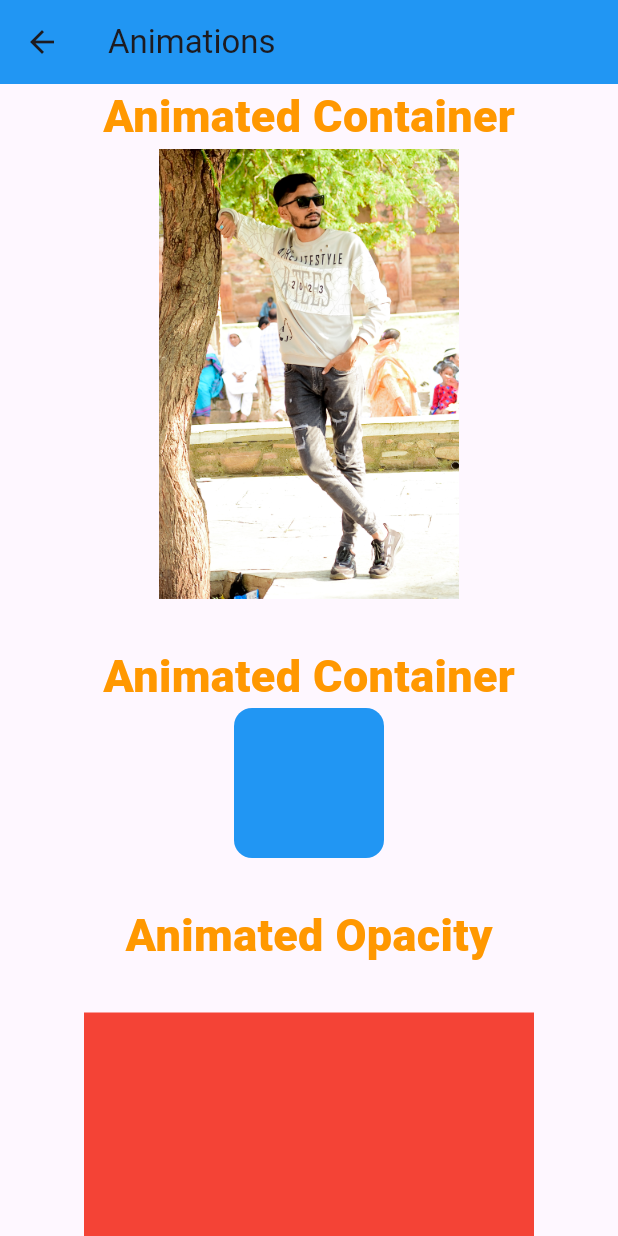
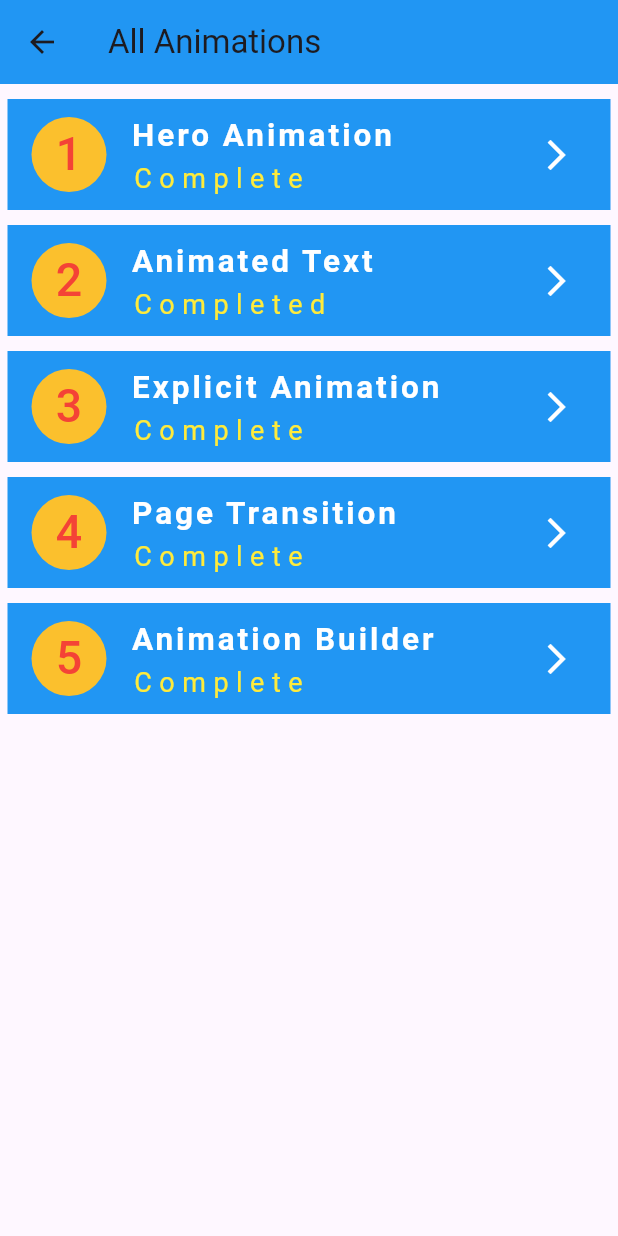
Before and after one commit to AbrarSumra/all_widgets_of_flutter, a Flutter app: the screen it shows after launch, after a tap on an icon or button, on a phone screen of 412 x 824 dp. Run offline on Flutter 3.47's test engine with Material 2 defaults, Android fonts, the light colour scheme and no system bars; our stand-ins replace animated_text_kit, google_fonts, page_transition; missing offline and left inert: dart:ffi.

Commit message:
Animation Builder added

```diff
--- /dev/null
+++ b/lib/basic_widgets/all_animations.dart
@@ -0,0 +1,86 @@
+import 'package:all_in_one_widgets/basic_widgets/screen_for_basic_widgets/animation_builder.dart';
+import 'package:flutter/material.dart';
+
+import '../modules/list__tile_edited.dart';
+import 'explicit_animation.dart';
+import 'hero_animation.dart';
+import 'page_transitions.dart';
+import 'screen_for_basic_widgets/animated_text.dart';
+
+class AllAnimations extends StatelessWidget {
+  const AllAnimations({super.key});
+
+  @override
+  Widget build(BuildContext context) {
+    return Scaffold(
+      appBar: AppBar(
+        title: const Text("All Animations"),
+        backgroundColor: Colors.blue,
+      ),
+      body: SingleChildScrollView(
+        child: Column(
+          children: [
+            EditListTile(
+              color: Colors.blue,
+              indexNo: 1,
+              titleName: "Hero Animation",
+              subTitleName: "Complete",
+              onTap: () {
+                Navigator.push(
+                    context,
+                    MaterialPageRoute(
+                        builder: (ctx) => const HeroAnimationScreen()));
+              },
+            ),
+            EditListTile(
+              color: Colors.blue,
+              indexNo: 2,
+              titleName: "Animated Text",
+              subTitleName: "Completed",
+              onTap: () {
+                Navigator.push(context,
+                    MaterialPageRoute(builder: (ctx) => AnimatedTextScreen()));
+              },
+            ),
+            EditListTile(
+              color: Colors.blue,
+              indexNo: 3,
+              titleName: "Explicit Animation",
+              subTitleName: "Complete",
+              onTap: () {
+                Navigator.push(
+                    context,
+                    MaterialPageRoute(
+                        builder: (ctx) => const ExplicitAnimationScreen()));
+              },
+            ),
+            EditListTile(
+              color: Colors.blue,
+              indexNo: 4,
+              titleName: "Page Transition",
+              subTitleName: "Complete",
+              onTap: () {
+                Navigator.push(
+                    context,
+                    MaterialPageRoute(
+                        builder: (ctx) => const PageTransitionsScreen()));
+              },
+            ),
+            EditListTile(
+              color: Colors.blue,
+              indexNo: 5,
+              titleName: "Animation Builder",
+              subTitleName: "Complete",
+              onTap: () {
+                Navigator.push(
+                    context,
+                    MaterialPageRoute(
+                        builder: (ctx) => const AnimationBuilder()));
+              },
+            ),
+          ],
+        ),
+      ),
+    );
+  }
+}
--- a/lib/homepage.dart
+++ b/lib/homepage.dart
@@ -13,6 +13,7 @@ import 'package:all_in_one_widgets/basic_widgets/radio_checkbox_button.dart';
 import 'package:all_in_one_widgets/basic_widgets/date_time_picker.dart';
 import 'package:all_in_one_widgets/basic_widgets/dialog_box.dart';
 import 'package:all_in_one_widgets/basic_widgets/grid_view.dart';
+import 'package:all_in_one_widgets/basic_widgets/all_animations.dart';
 import 'package:all_in_one_widgets/basic_widgets/screen_for_basic_widgets/animated_text.dart';
 import 'package:all_in_one_widgets/basic_widgets/snack_bar_screen.dart';
 import 'package:all_in_one_widgets/modules/list__tile_edited.dart';
@@ -132,44 +133,8 @@ class _MyFirstPageState extends State<MyFirstPage> {
               titleName: "All Animations",
               subTitleName: "Complete",
               onTap: () {
-                Navigator.push(
-                    context,
-                    MaterialPageRoute(
-                        builder: (ctx) => const AnimatedContainerExample()));
-              },
-            ),
-            EditListTile(
-              color: Colors.purple,
-              indexNo: 7,
-              titleName: "Hero Animation",
-              subTitleName: "Complete",
-              onTap: () {
-                Navigator.push(
-                    context,
-                    MaterialPageRoute(
-                        builder: (ctx) => const HeroAnimationScreen()));
-              },
-            ),
-            EditListTile(
-              color: Colors.purple,
-              indexNo: 8,
-              titleName: "Animated Text",
-              subTitleName: "Completed",
-              onTap: () {
                 Navigator.push(context,
-                    MaterialPageRoute(builder: (ctx) => AnimatedTextScreen()));
-              },
-            ),
-            EditListTile(
-              color: Colors.purple,
-              indexNo: 17,
-              titleName: "Explicit Animation",
-              subTitleName: "Complete",
-              onTap: () {
-                Navigator.push(
-                    context,
-                    MaterialPageRoute(
-                        builder: (ctx) => const ExplicitAnimationScreen()));
+                    MaterialPageRoute(builder: (ctx) => const AllAnimations()));
               },
             ),
             EditListTile(
--- a/lib/main.dart
+++ b/lib/main.dart
@@ -16,7 +16,7 @@ class MyApp extends StatelessWidget {
       theme: ThemeData(
         useMaterial3: true,
       ),
-      home: MyFirstPage(),
+      home: const MyFirstPage(),
     );
   }
 }
--- a/pubspec.yaml
+++ b/pubspec.yaml
@@ -65,6 +65,7 @@ flutter:
   # To add assets to your application, add an assets section, like this:
   assets:
     - assets/images/
+    - assets/png/
 
   # An image asset can refer to one or more resolution-specific "variants", see
   # https://flutter.dev/assets-and-images/#resolution-aware
```
Also changed, not shown: lib/basic_widgets/screen_for_basic_widgets/animation_builder.dart (added, +229 -0 lines), assets/png/lamborghini-car.png (added), assets/png/tire-png.png (added), 2 other files.
